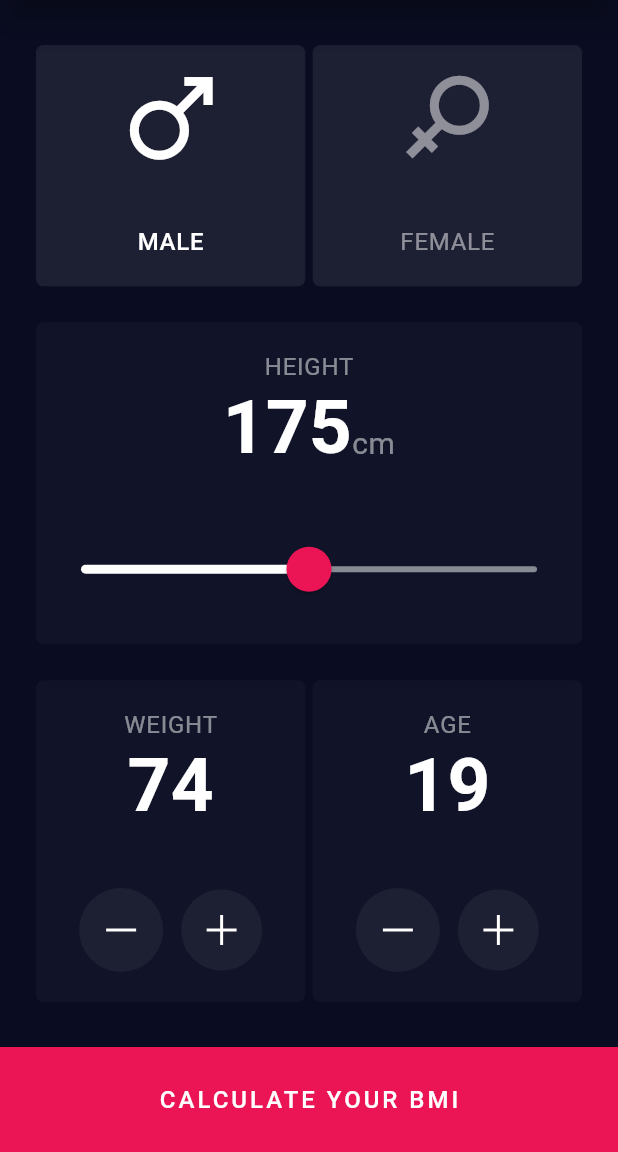
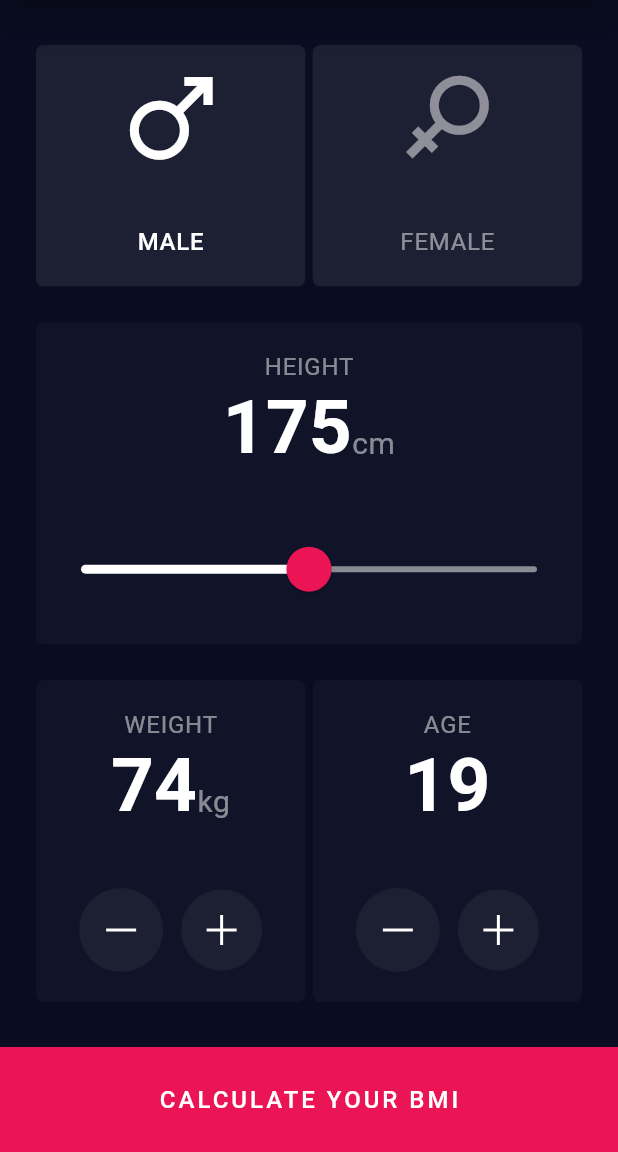
Before and after one commit to ruskakimov/bmi_calculator, a Flutter app: the screen it shows after launch, on a phone screen of 412 x 824 dp, the part 84-1236 px from its top. Run offline on Flutter 3.47's test engine with Material 2 defaults, Android fonts, the phone set to English and light mode, and no system bars.

```diff
--- a/lib/input_page.dart
+++ b/lib/input_page.dart
@@ -77,6 +77,7 @@ class _InputPageState extends State<InputPage> {
                           child: widgets.StepperCard(
                             title: 'WEIGHT',
                             value: _weight,
+                            unit: 'kg',
                             onChange: _handleWeightChange,
                           ),
                         ),
--- a/lib/widgets.dart
+++ b/lib/widgets.dart
@@ -82,11 +82,13 @@ class StepperCard extends StatelessWidget {
     Key key,
     @required this.title,
     @required this.value,
+    this.unit,
     @required this.onChange,
   }) : super(key: key);
 
   final String title;
   final int value;
+  final String unit;
   final Function onChange;
 
   @override
@@ -99,7 +101,22 @@ class StepperCard extends StatelessWidget {
           children: <Widget>[
             Text(title, style: Theme.of(context).textTheme.body1),
             SizedBox(height: 2),
-            Text(value.toString(), style: Theme.of(context).textTheme.display1),
+            Row(
+              mainAxisAlignment: MainAxisAlignment.center,
+              crossAxisAlignment: CrossAxisAlignment.baseline,
+              textBaseline: TextBaseline.alphabetic,
+              children: <Widget>[
+                Text(value.toString(),
+                    style: Theme.of(context).textTheme.display1),
+                Text(
+                  unit ?? '',
+                  style: Theme.of(context)
+                      .textTheme
+                      .body1
+                      .copyWith(fontSize: 20, fontWeight: FontWeight.normal),
+                ),
+              ],
+            ),
             Expanded(child: Container()),
             Row(
               mainAxisAlignment: MainAxisAlignment.center,
```
